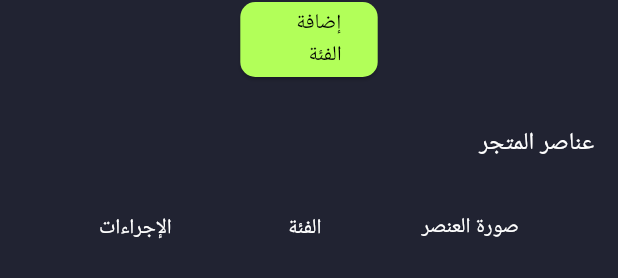
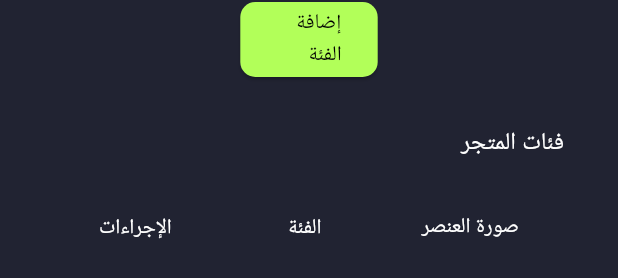
Before and after one commit to mo7meddgom3a/store_Admin, a Flutter app: the CategoriesScreen widget shown alone on an empty page, opened directly, on a phone screen of 412 x 824 dp. Shown: the part 415-693 px from the top of the screen. Run offline on Flutter 3.47's test engine with Material 3 defaults, Android fonts, the phone set to English and light mode, and no system bars; our stand-ins replace bloc, blurrycontainer, cloud_firestore, equatable, firebase_auth, firebase_core and 6 more; missing offline and left inert: dart:html, dart:js; accounts and stored records are empty; statements that could not run were skipped; project files that could hold a hidden picture were left out.

```diff
--- a/lib/screens/store/categoris/view/categoris_screen.dart
+++ b/lib/screens/store/categoris/view/categoris_screen.dart
@@ -28,8 +28,11 @@ class CategoriesScreen extends StatelessWidget {
             child: Column(
               crossAxisAlignment: CrossAxisAlignment.start,
               children: [
-                Header(
-                  title: "الفئات",
+                Padding(
+                  padding: const EdgeInsets.only(right:20.0),
+                  child: Header(
+                    title: "الفئات",
+                  ),
                 ),
                 SizedBox(height: defaultPadding),
                 Row(
--- a/lib/screens/store/categoris/view/widgets/store_category_widget.dart
+++ b/lib/screens/store/categoris/view/widgets/store_category_widget.dart
@@ -5,7 +5,6 @@ import 'package:anwer_shop_admin/screens/store/categoris/cubit/categories_state.
 import 'package:flutter/material.dart';
 import 'package:flutter_bloc/flutter_bloc.dart';
 
-import '../../../../../resources/Managers/colors_manager.dart';
 
 class StoreCategoryItems extends StatelessWidget {
   const StoreCategoryItems({Key? key});
@@ -16,9 +15,12 @@ class StoreCategoryItems extends StatelessWidget {
     return Column(
       crossAxisAlignment: CrossAxisAlignment.start,
       children: [
-        Text(
-          "عناصر المتجر",
-          style: Theme.of(context).textTheme.titleMedium,
+        Padding(
+          padding: const EdgeInsets.only(right:20.0),
+          child: Text(
+            "فئات المتجر",
+            style: Theme.of(context).textTheme.titleMedium,
+          ),
         ),
         SizedBox(
           height: defaultPadding,
```
Also changed, not shown: lib/screens/store/store_items/components/store_items_widget.dart (+6 -3 lines), lib/screens/store/store_items/store_screen.dart (+5 -2 lines).
